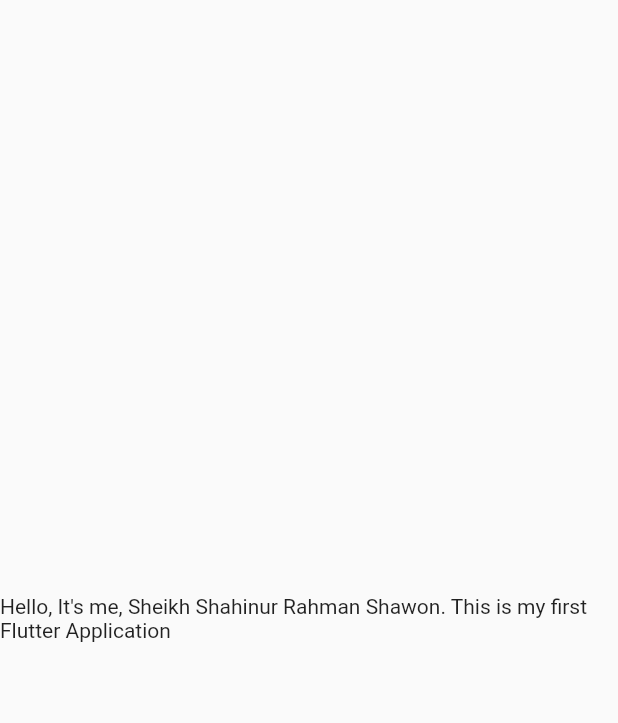
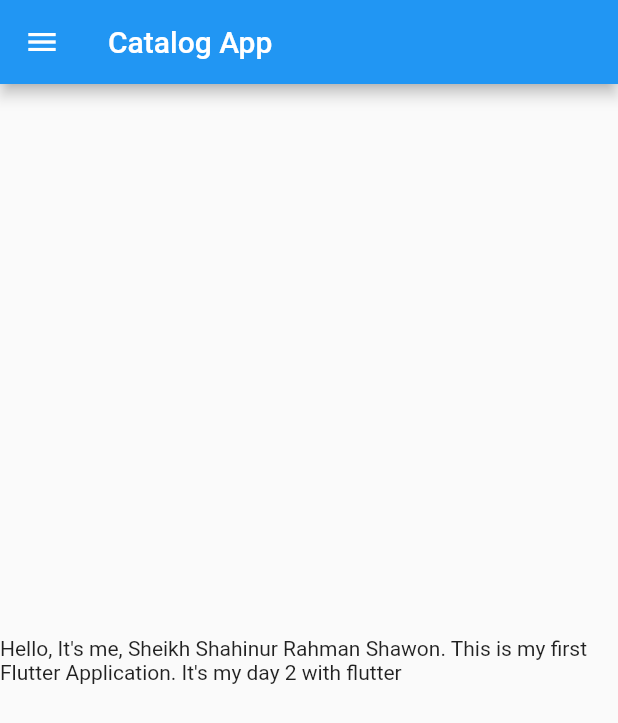
Before and after one commit to ShahinurShawon-238/flutter, a Flutter app: the screen it shows after launch, on a phone screen of 412 x 824 dp. Shown: the top 723 px of the screen. Run offline on Flutter 3.47's test engine with Material 2 defaults, Android fonts, the phone set to English and light mode, and no system bars.

Commit message:
Day 2 complete

```diff
--- /dev/null
+++ b/lib/home.dart
@@ -0,0 +1,22 @@
+import 'package:flutter/material.dart';
+
+class HomePage extends StatelessWidget {
+  final String name = "Sheikh Shahinur Rahman Shawon";
+  final int days = 2;
+  final String appName = "Catalog App";
+  @override
+  Widget build(BuildContext context) {
+    return Scaffold(
+      appBar: AppBar(
+        title: Text("$appName"),
+      ),
+      body: Center(
+        child: Container(
+          child: Text(
+              "Hello, It's me, $name. This is my first Flutter Application. It's my day $days with flutter"),
+        ),
+      ),
+      drawer: Drawer(),
+    );
+  }
+}
--- a/lib/main.dart
+++ b/lib/main.dart
@@ -1,22 +1,19 @@
 import 'package:flutter/material.dart';
+
+import 'home.dart';
+
 
 void main() {
   runApp(MyApp());
 }
 
 class MyApp extends StatelessWidget {
-  const MyApp({ Key? key }) : super(key: key);
-
+  const MyApp({Key? key}) : super(key: key);
   @override
   Widget build(BuildContext context) {
+
     return MaterialApp(
-      home: Material(
-        child: Center(
-          child: Container(
-            child: Text("Hello, It's me, Sheikh Shahinur Rahman Shawon. This is my first Flutter Application"),
-          ),
-        ),
-      ),
+      home: HomePage(),
     );
   }
 }
```
